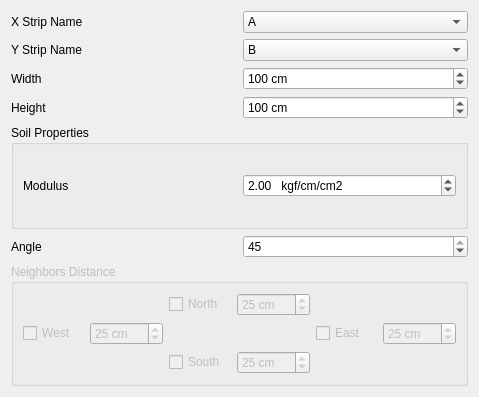
ebrahimraeyat/OSAFE, file safe/punch/Resources/ui/base_foundation_panel.ui: the form before one commit.
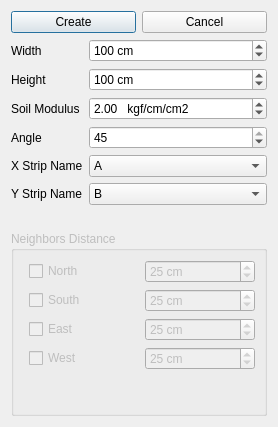
The form after the commit. Icons and pictures are not drawn.

Commit message: Remove standard buttons from dialogs

What changed in the file:
```diff
--- a/safe/punch/Resources/ui/base_foundation_panel.ui
+++ b/safe/punch/Resources/ui/base_foundation_panel.ui
@@ -6,8 +6,8 @@
    <rect>
     <x>0</x>
     <y>0</y>
-    <width>479</width>
-    <height>397</height>
+    <width>278</width>
+    <height>427</height>
    </rect>
   </property>
   <property name="windowTitle">
@@ -15,74 +15,53 @@
   </property>
   <layout class="QVBoxLayout" name="verticalLayout">
    <item>
-    <layout class="QGridLayout" name="gridLayout">
-     <item row="0" column="0">
-      <widget class="QLabel" name="label">
-       <property name="text">
-        <string>X Strip Name</string>
-       </property>
-      </widget>
-     </item>
-     <item row="0" column="1">
-      <widget class="QComboBox" name="x_strip_name">
+    <layout class="QHBoxLayout" name="horizontalLayout">
        <item>
+      <widget class="QPushButton" name="create_pushbutton">
         <property name="text">
-         <string>A</string>
-        </property>
-       </item>
-       <item>
-        <property name="text">
-         <string>B</string>
-        </property>
-       </item>
-       <item>
-        <property name="text">
-         <string>other</string>
-        </property>
-       </item>
+        <string>Create</string>
+       </property>
+       <property name="icon">
+        <iconset resource="../../py_widget/resource.qrc">
+         <normaloff>:/safe/Resources/icons/base_foundation.svg</normaloff>:/safe/Resources/icons/base_foundation.svg</iconset>
+       </property>
+       <property name="iconSize">
+        <size>
+         <width>40</width>
+         <height>40</height>
+        </size>
+       </property>
       </widget>
      </item>
-     <item row="1" column="0">
-      <widget class="QLabel" name="label_3">
-       <property name="text">
-        <string>Y Strip Name</string>
-       </property>
-      </widget>
-     </item>
-     <item row="1" column="1">
-      <widget class="QComboBox" name="y_strip_name">
-       <property name="currentIndex">
-        <number>1</number>
-       </property>
        <item>
+      <widget class="QPushButton" name="cancel_pushbutton">
         <property name="text">
-         <string>A</string>
-        </property>
-       </item>
-       <item>
-        <property name="text">
-         <string>B</string>
-        </property>
-       </item>
-       <item>
-        <property name="text">
-         <string>other</string>
-        </property>
-       </item>
+        <string>Cancel</string>
+       </property>
+       <property name="icon">
+        <iconset resource="../../py_widget/resource.qrc">
+         <normaloff>:/safe/Resources/icons/cancel.png</normaloff>:/safe/Resources/icons/cancel.png</iconset>
+       </property>
+       <property name="iconSize">
+        <size>
+         <width>40</width>
+         <height>40</height>
+        </size>
+       </property>
       </widget>
      </item>
     </layout>
    </item>
    <item>
-    <layout class="QGridLayout" name="gridLayout_3">
-     <item row="0" column="0">
+    <layout class="QFormLayout" name="formLayout">
+     <item row="2" column="0">
       <widget class="QLabel" name="label_2">
        <property name="text">
         <string>Width</string>
        </property>
       </widget>
      </item>
-     <item row="0" column="1">
+     <item row="2" column="1">
       <widget class="QSpinBox" name="width_spinbox">
        <property name="suffix">
         <string> cm</string>
@@ -101,14 +80,14 @@
        </property>
       </widget>
      </item>
-     <item row="1" column="0">
+     <item row="3" column="0">
       <widget class="QLabel" name="label_5">
        <property name="text">
         <string>Height</string>
        </property>
       </widget>
      </item>
-     <item row="1" column="1">
+     <item row="3" column="1">
       <widget class="QSpinBox" name="height_spinbox">
        <property name="suffix">
         <string> cm</string>
@@ -127,15 +106,14 @@
        </property>
       </widget>
      </item>
-    </layout>
-   </item>
-   <item>
-    <widget class="QGroupBox" name="groupBox">
-     <property name="title">
-      <string>Soil Properties</string>
-     </property>
-     <layout class="QGridLayout" name="gridLayout_4">
-      <item row="0" column="1">
+     <item row="5" column="0">
+      <widget class="QLabel" name="label_7">
+       <property name="text">
+        <string>Soil Modulus</string>
+       </property>
+      </widget>
+     </item>
+     <item row="5" column="1">
        <widget class="QDoubleSpinBox" name="soil_modulus">
         <property name="prefix">
          <string/>
@@ -160,26 +138,69 @@
         </property>
        </widget>
       </item>
-      <item row="0" column="0">
-       <widget class="QLabel" name="label_7">
+     <item row="7" column="0">
+      <widget class="QLabel" name="label">
         <property name="text">
-         <string>Modulus</string>
+        <string>X Strip Name</string>
         </property>
        </widget>
       </item>
-     </layout>
-    </widget>
-   </item>
+     <item row="8" column="0">
+      <widget class="QLabel" name="label_3">
+       <property name="text">
+        <string>Y Strip Name</string>
+       </property>
+      </widget>
+     </item>
+     <item row="7" column="1">
+      <widget class="QComboBox" name="x_strip_name">
    <item>
-    <layout class="QHBoxLayout" name="horizontalLayout_6">
+        <property name="text">
+         <string>A</string>
+        </property>
+       </item>
      <item>
+        <property name="text">
+         <string>B</string>
+        </property>
+       </item>
+       <item>
+        <property name="text">
+         <string>other</string>
+        </property>
+       </item>
+      </widget>
+     </item>
+     <item row="8" column="1">
+      <widget class="QComboBox" name="y_strip_name">
+       <property name="currentIndex">
+        <number>1</number>
+       </property>
+       <item>
+        <property name="text">
+         <string>A</string>
+        </property>
+       </item>
+       <item>
+        <property name="text">
+         <string>B</string>
+        </property>
+       </item>
+       <item>
+        <property name="text">
+         <string>other</string>
+        </property>
+       </item>
+      </widget>
+     </item>
+     <item row="6" column="0">
       <widget class="QLabel" name="label_4">
        <property name="text">
         <string>Angle</string>
        </property>
       </widget>
      </item>
-     <item>
+     <item row="6" column="1">
       <widget class="QSpinBox" name="angle_spinbox">
        <property name="suffix">
         <string/>
@@ -208,7 +229,7 @@
      <property name="title">
       <string>Neighbors Distance</string>
      </property>
-     <layout class="QGridLayout" name="gridLayout_2">
+     <layout class="QFormLayout" name="formLayout_2">
       <item row="0" column="1">
        <layout class="QHBoxLayout" name="horizontalLayout_2">
         <item>
@@ -239,7 +260,37 @@
         </item>
        </layout>
       </item>
-      <item row="1" column="0">
+      <item row="3" column="1">
+       <layout class="QHBoxLayout" name="horizontalLayout_5">
+        <item>
+         <widget class="QCheckBox" name="south_checkbox">
+          <property name="text">
+           <string>South</string>
+          </property>
+         </widget>
+        </item>
+        <item>
+         <widget class="QSpinBox" name="width_spinbox_3">
+          <property name="suffix">
+           <string> cm</string>
+          </property>
+          <property name="minimum">
+           <number>5</number>
+          </property>
+          <property name="maximum">
+           <number>1000</number>
+          </property>
+          <property name="singleStep">
+           <number>5</number>
+          </property>
+          <property name="value">
+           <number>25</number>
+          </property>
+         </widget>
+        </item>
+       </layout>
+      </item>
+      <item row="5" column="1">
        <layout class="QHBoxLayout" name="horizontalLayout_4">
         <item>
          <widget class="QCheckBox" name="west_checkbox">
@@ -269,7 +320,7 @@
         </item>
        </layout>
       </item>
-      <item row="1" column="2">
+      <item row="4" column="1">
        <layout class="QHBoxLayout" name="horizontalLayout_3">
         <item>
          <widget class="QCheckBox" name="east_checkbox">
@@ -299,37 +350,7 @@
         </item>
        </layout>
       </item>
-      <item row="2" column="1">
-       <layout class="QHBoxLayout" name="horizontalLayout_5">
-        <item>
-         <widget class="QCheckBox" name="south_checkbox">
-          <property name="text">
-           <string>South</string>
-          </property>
-         </widget>
-        </item>
-        <item>
-         <widget class="QSpinBox" name="width_spinbox_3">
-          <property name="suffix">
-           <string> cm</string>
-          </property>
-          <property name="minimum">
-           <number>5</number>
-          </property>
-          <property name="maximum">
-           <number>1000</number>
-          </property>
-          <property name="singleStep">
-           <number>5</number>
-          </property>
-          <property name="value">
-           <number>25</number>
-          </property>
-         </widget>
-        </item>
-       </layout>
-      </item>
-     </layout>
+     </layout>
     </widget>
    </item>
   </layout>
```
Left out of the diff: 4 changed lines with no effect on the pictures. Lines whose indentation alone changed are shown as unchanged. The commit also changes 14 other files.
